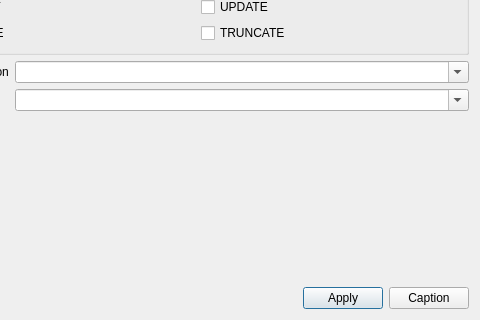
This is forms/triggereditform.ui in CuriousCrow/polymorph-sql as Qt 5 draws it before an edit; both pictures show x 85 to 565 and y 99 to 419 of the 565 by 419 pixel window. The edited form follows.
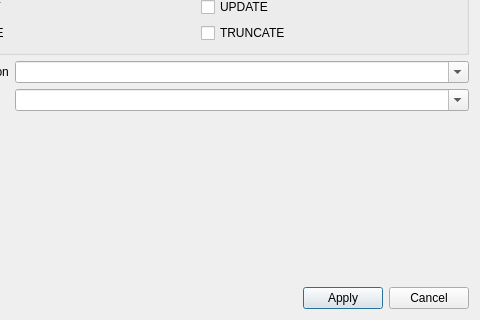
This is the edited form.

Diff of the .ui file:
```diff
--- a/forms/triggereditform.ui
+++ b/forms/triggereditform.ui
@@ -189,7 +189,7 @@
      <item>
       <widget class="QPushButton" name="btnCancel">
        <property name="text">
-        <string>Caption</string>
+        <string>Cancel</string>
        </property>
       </widget>
      </item>
```
